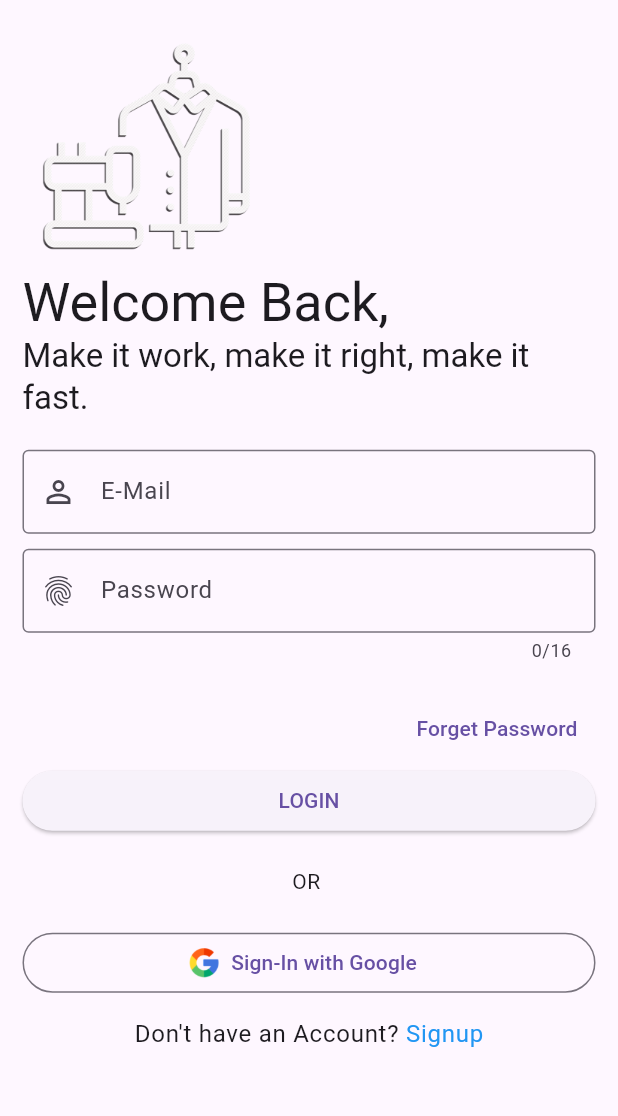
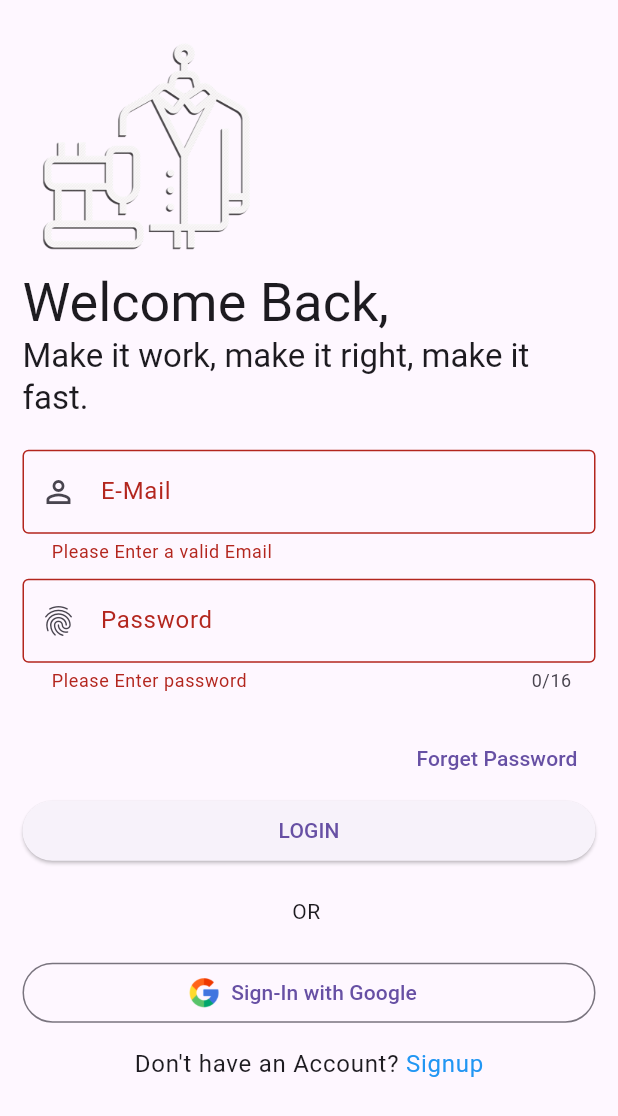
Before and after one commit to aminhanedi/newapp, a Flutter app: the login_screen screen opened directly, after a tap on "LOGIN", on a phone screen of 412 x 824 dp. Shown: the top 1116 px of the screen. Run offline on Flutter 3.47's test engine with Material 3 defaults, Android fonts, the phone set to English and light mode, and no system bars; our stand-ins replace avatar_glow, connectivity_plus, firebase_auth, firebase_core, flutter_otp_text_field, gap and 4 more; missing offline and left inert: dart:ffi; accounts and stored records are empty; network calls fail.

Commit message:
worked on all

```diff
--- a/lib/src/features/authentication/screens/login/login_screen.dart
+++ b/lib/src/features/authentication/screens/login/login_screen.dart
@@ -1,3 +1,4 @@
+import 'package:firebase_auth/firebase_auth.dart';
 import 'package:flutter/material.dart';
 import 'package:flutter/services.dart';
 import 'package:newapp/src/constants/image_string.dart';
@@ -6,14 +7,52 @@ import 'package:newapp/src/constants/text_string.dart';
 import 'package:newapp/src/features/authentication/screens/forget_password/forget_password_email/forget_password_email.dart';
 import 'package:newapp/src/features/authentication/screens/signup/signup.dart';
 
+import '../dashboard_screen/dashboard_screen.dart';
+
 class login_screen extends StatefulWidget {
   const login_screen({super.key});
 
   @override
   State<login_screen> createState() => _login_screenState();
+
 }
 
 class _login_screenState extends State<login_screen> {
+  String email="",password="";
+  TextEditingController EmailController = new TextEditingController();
+  TextEditingController passwordController = new TextEditingController();
+  final _formkey = GlobalKey<FormState>();
+
+  Future<void> userLoginRegistration() async {
+
+    try {
+      await FirebaseAuth.instance.signInWithEmailAndPassword(
+        email: email, password: password,);
+      Navigator.push(
+        context,
+        MaterialPageRoute(builder: (context) => const dashboard()),
+      );
+    } on FirebaseAuthException catch (e) {
+      if (e.code == "User not found") {
+        ScaffoldMessenger.of(context).showSnackBar(
+          const SnackBar(
+            content: Text("No user found for that Email",style: TextStyle( fontSize: 18),),
+          ),
+        );
+      } else if (e.code == "wrong-password") {
+        ScaffoldMessenger.of(context).showSnackBar(
+          const SnackBar(
+            content: Text(
+              "Wrong password provided by user",
+              style: TextStyle(fontSize: 18),
+            ),
+          ),
+        );
+      }
+    }
+  }
+
+
   @override
   Widget build(BuildContext context) {
     final size = MediaQuery.of(context).size;
@@ -38,11 +77,20 @@ class _login_screenState extends State<login_screen> {
                   style: Theme.of(context).textTheme.titleLarge,
                 ),
                 Form(
+                  key: _formkey,
                     child: Container(
                   padding: const EdgeInsets.symmetric(vertical: 20.0),
                   child: Column(
                     children: [
-                      const TextField(
+                      TextFormField(
+                        validator: (value) {
+                          if (value == null || value.isEmpty) {
+                            return " Please Enter a valid Email ";
+                          }
+                          return null;
+                        },
+
+                        controller: EmailController,
                         decoration: InputDecoration(
                           prefixIcon: Icon(Icons.person_outline_outlined),
                           labelText: tEmail,
@@ -52,7 +100,14 @@ class _login_screenState extends State<login_screen> {
                       const SizedBox(
                         height: 10.0,
                       ),
-                      const TextField(
+                     TextFormField(
+                       controller: passwordController,
+                       validator: (value) {
+                         if (value == null || value.isEmpty) {
+                           return " Please Enter password";
+                         }
+                         return null;
+                       },
                         maxLength: 16,
                         obscureText: true,
                         keyboardType: TextInputType.visiblePassword,
@@ -145,7 +200,16 @@ class _login_screenState extends State<login_screen> {
                       SizedBox(
                           width: double.infinity,
                           child: ElevatedButton(
-                              onPressed: () {},
+                              onPressed: () {
+                                   if (_formkey.currentState!.validate()) {
+                                     setState(() {
+                                       email = EmailController.text;
+                                       password = passwordController.text;
+                                     });
+                                   }
+
+                                userLoginRegistration();
+                              },
                               child: Text(tLogin.toUpperCase()))),
                       Column(
                         crossAxisAlignment: CrossAxisAlignment.center,
--- a/pubspec.yaml
+++ b/pubspec.yaml
@@ -37,6 +37,7 @@ dependencies:
   # Use with the CupertinoIcons class for iOS style icons.
   cupertino_icons: ^1.0.2
   google_fonts: ^6.1.0
+  email_validator: ^2.1.17
   flutter_otp_text_field: ^1.1.1
   firebase_core: any
   cloud_firestore: ^4.13.3
```
Also changed, not shown: lib/SignIn.dart (+7 -9 lines), lib/src/features/authentication/controllers/mail_varification_controller.dart (+6 -6 lines), lib/src/features/authentication/screens/signup/signup.dart (+16 -29 lines), lib/src/features/authentication/controllers/splash_screen_cotroller.dart (deleted), pubspec.lock.
